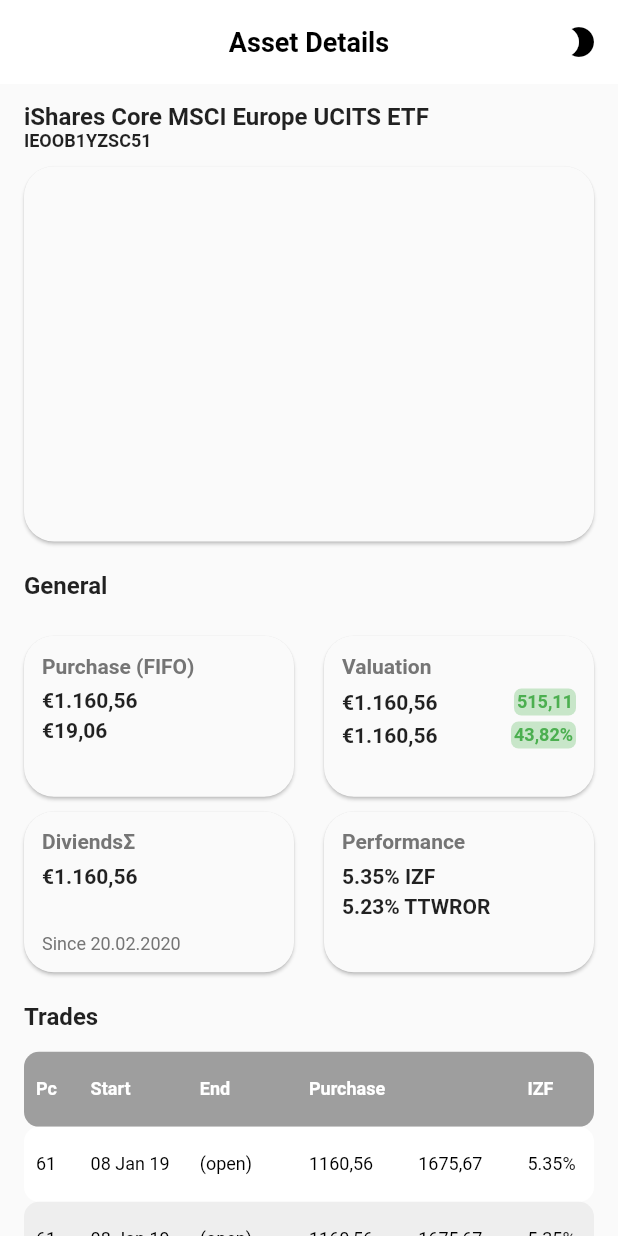
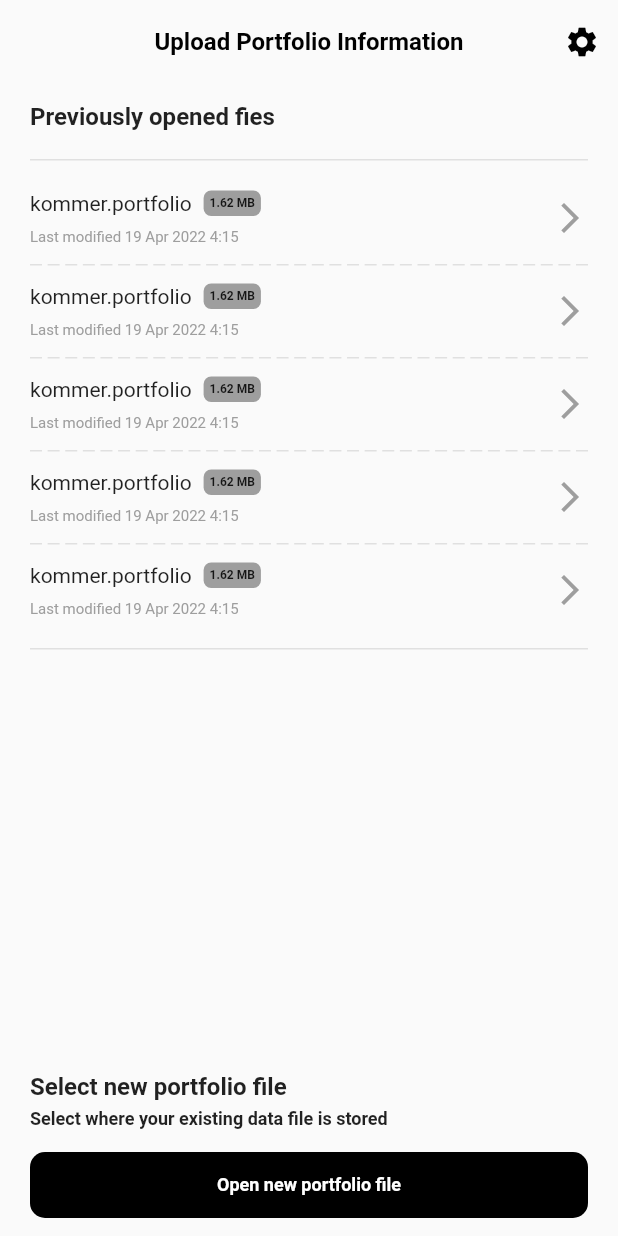
Before and after one commit to abberatfortex/asset_demo, a Flutter app: the screen it shows after launch, on a phone screen of 412 x 824 dp. Run offline on Flutter 3.47's test engine with Material 2 defaults, Android fonts, the phone set to English and light mode, and no system bars; our stand-ins replace flutter_svg, get.

Commit message:
New screen (portfolio information, statement of asset, file password)

```diff
--- a/lib/main.dart
+++ b/lib/main.dart
@@ -1,4 +1,7 @@
 import 'package:asset_demo/screens/asset_details.dart';
+import 'package:asset_demo/screens/file_password.dart';
+import 'package:asset_demo/screens/portfolio_information.dart';
+import 'package:asset_demo/screens/statement_of_assets.dart';
 import 'package:flutter/material.dart';
 import 'package:get/get.dart';
 
@@ -16,16 +19,16 @@
       debugShowCheckedModeBanner: false,
       theme: ThemeData(
           brightness: Brightness.light,
-          appBarTheme: AppBarTheme(color: Colors.white, titleTextStyle: TextStyle(color: Colors.black, fontWeight: FontWeight.bold, fontSize: 18), iconTheme: IconThemeData(color: Colors.black)),
+          appBarTheme: AppBarTheme(color: Colors.grey.shade50, titleTextStyle: TextStyle(color: Colors.black, fontWeight: FontWeight.bold, fontSize: 16), elevation: 0, centerTitle: true, iconTheme: IconThemeData(color: Colors.black)),
           primaryColor: Colors.white),
       darkTheme:  ThemeData(
           scaffoldBackgroundColor: Colors.grey.shade900,
           iconTheme: IconThemeData(color: Colors.white),
           brightness: Brightness.dark,
-          appBarTheme: AppBarTheme(color: Colors.grey.shade900, titleTextStyle: TextStyle(color: Colors.white, fontWeight: FontWeight.bold, fontSize: 18), iconTheme: IconThemeData(color: Colors.white)),
+          appBarTheme: AppBarTheme(color: Colors.grey.shade900, titleTextStyle: TextStyle(color: Colors.white, fontWeight: FontWeight.bold, fontSize: 16), elevation: 0, centerTitle: true, iconTheme: IconThemeData(color: Colors.white)),
         primaryColor: Colors.black),
       themeMode: ThemeMode.system,
-      home: AssetDetails(),
+      home: PortfolioInformation(),
     );
   }
 }
--- a/lib/screens/asset_details.dart
+++ b/lib/screens/asset_details.dart
@@ -1,6 +1,7 @@
 import 'package:asset_demo/widgets/dividend_widget.dart';
 import 'package:asset_demo/widgets/general_widget.dart';
 import 'package:asset_demo/widgets/graph_widget.dart';
+import 'package:asset_demo/widgets/header_widget.dart';
 import 'package:asset_demo/widgets/trades_widget.dart';
 import 'package:flutter/material.dart';
 import 'package:get/get.dart';
@@ -18,36 +19,28 @@
 
 class _AssetDetailsState extends State<AssetDetails> {
 
-  var isDarkMode = false.obs;
-
-  void toggleTheme() {
-    isDarkMode.toggle();
-    Get.changeThemeMode(isDarkMode.value ? ThemeMode.dark : ThemeMode.light);
-  }
 
 
   @override
   Widget build(BuildContext context) {
     return Scaffold(
       appBar: AppBar(title: const Text('Asset Details'), centerTitle: true, elevation: 0,
-        actions: [
-          IconButton(
-            icon: Obx(() => Icon(isDarkMode.value ? Icons.wb_sunny : Icons.brightness_2)),
-            onPressed: toggleTheme,
-          ),
-        ],
       ),
       body: SingleChildScrollView(
         child: Padding(
-          padding: const EdgeInsets.symmetric(vertical: 12.0, horizontal: 16.0),
+          padding: const EdgeInsets.symmetric(vertical: 12.0, horizontal: 20.0),
           child: Column(
             crossAxisAlignment: CrossAxisAlignment.start,
-            children:  const [
+            children:   [
+              HeaderWidget(title: 'iShares Core MSCI Europe UCITS ETF',
+                subTitle: 'IEOOB1YZSC51',),
+              const SizedBox(height: 10),
               GraphWidget(),
               SizedBox(height: 20),
               GeneralWidget(),
               SizedBox(height: 20),
               TradesWidget(),
+              SizedBox(height: 20),
               DividendWidget()
             ],
           ),
--- /dev/null
+++ b/lib/screens/portfolio_information.dart
@@ -0,0 +1,62 @@
+import 'package:asset_demo/screens/settings.dart';
+import 'package:asset_demo/widgets/dash_line_widget.dart';
+import 'package:asset_demo/widgets/header_widget.dart';
+import 'package:asset_demo/widgets/portfolio_widget.dart';
+import 'package:asset_demo/widgets/round_corner_button.dart';
+import 'package:flutter/material.dart';
+
+
+class PortfolioInformation extends StatelessWidget {
+  const PortfolioInformation({Key? key}) : super(key: key);
+
+  @override
+  Widget build(BuildContext context) {
+    return Scaffold(
+      appBar: AppBar(title: Text('Upload Portfolio Information'), centerTitle: true, elevation: 0,
+      actions: [
+        IconButton(
+          icon: Icon(Icons.settings),
+          onPressed: (){
+            Navigator.push(context, MaterialPageRoute(builder: (context)=>Settings()));
+          },
+        ),
+      ],),
+      body: Padding(
+        padding: const EdgeInsets.symmetric(horizontal: 20.0, vertical: 12.0),
+        child: Column(
+          crossAxisAlignment: CrossAxisAlignment.start,
+          children: [
+            Expanded(
+              child: Column(
+                crossAxisAlignment: CrossAxisAlignment.start,
+                children: [
+                  HeaderWidget(title: 'Previously opened fies'),
+                  Container(height: 1.0, width: double.infinity, margin: EdgeInsets.only(bottom: 20), color: Colors.grey.shade300,),
+                  ListView.separated(
+                      shrinkWrap: true,
+                      separatorBuilder: (context, index)=>Padding(
+                        padding: const EdgeInsets.symmetric(vertical: 12.0),
+                        child: DashLineView(fillRate: 0.7,dashColor: Colors.grey.shade300,),
+                      ),
+                      itemCount: 5,
+                      itemBuilder: (context, index) {
+                        return PortfolioWidget(portfolioName: 'kommer.portfolio', size: '1.62 MB', updatedAt: 'Last modified 19 Apr 2022 4:15',);
+                      }
+                  ),
+                  Container(height: 1.0, width: double.infinity, margin: EdgeInsets.symmetric(vertical: 20), color: Colors.grey.shade300,),
+
+                ],
+              ),
+            ),
+            HeaderWidget(title: 'Select new portfolio file', subTitle: 'Select where your existing data file is stored',),
+            // const Text('Select where your existing data file is stored'),
+            const SizedBox(height: 15),
+             RoundCornerButton(buttonText: 'Open new portfolio file')
+
+
+          ],
+        ),
+      ),
+    );
+  }
+}
--- /dev/null
+++ b/lib/widgets/dash_line_widget.dart
@@ -0,0 +1,41 @@
+import 'package:flutter/material.dart';
+
+class DashLineView extends StatelessWidget {
+  final double dashHeight;
+  final double dashWith;
+  final Color dashColor;
+  final double fillRate; // [0, 1] totalDashSpace/totalSpace
+  final Axis direction;
+
+  DashLineView(
+      {this.dashHeight = 1,
+        this.dashWith = 8,
+        this.dashColor = Colors.black,
+        this.fillRate = 0.5,
+        this.direction = Axis.horizontal});
+
+  @override
+  Widget build(BuildContext context) {
+    return LayoutBuilder(
+      builder: (BuildContext context, BoxConstraints constraints) {
+        final boxSize = direction == Axis.horizontal
+            ? constraints.constrainWidth()
+            : constraints.constrainHeight();
+        final dCount = (boxSize * fillRate / dashWith).floor();
+        return Flex(
+          children: List.generate(dCount, (_) {
+            return SizedBox(
+              width: direction == Axis.horizontal ? dashWith : dashHeight,
+              height: direction == Axis.horizontal ? dashHeight : dashWith,
+              child: DecoratedBox(
+                decoration: BoxDecoration(color: dashColor),
+              ),
+            );
+          }),
+          mainAxisAlignment: MainAxisAlignment.spaceBetween,
+          direction: direction,
+        );
+      },
+    );
+  }
+}
--- a/lib/widgets/graph_widget.dart
+++ b/lib/widgets/graph_widget.dart
@@ -14,9 +14,6 @@
     return Column(
       crossAxisAlignment: CrossAxisAlignment.start,
       children: [
-        HeaderWidget(title: 'iShares Core MSCI Europe UCITS ETF',
-          subTitle: 'IEOOB1YZSC51',),
-        const SizedBox(height: 10),
         Material(
           elevation: 1,
           borderRadius: BorderRadius.all(Radius.circular(20)),
--- a/lib/widgets/header_widget.dart
+++ b/lib/widgets/header_widget.dart
@@ -12,6 +12,7 @@
       crossAxisAlignment: CrossAxisAlignment.start,
       children: [
         Text(title ?? '', style: TextStyle(fontSize: 16, fontWeight: FontWeight.bold)),
+        SizedBox(height: 5),
         Text(subTitle ?? '', style: TextStyle(fontSize: 12, fontWeight: FontWeight.w600)),
       ],
     );
--- /dev/null
+++ b/lib/widgets/portfolio_widget.dart
@@ -0,0 +1,41 @@
+import 'package:flutter/material.dart';
+
+
+class PortfolioWidget extends StatelessWidget {
+  String? portfolioName, size, updatedAt;
+   PortfolioWidget({
+     this.portfolioName, this.size, this.updatedAt,
+    super.key,
+  });
+
+  @override
+  Widget build(BuildContext context) {
+    return Row(
+      mainAxisAlignment: MainAxisAlignment.spaceBetween,
+      children: [
+        Column(
+          crossAxisAlignment: CrossAxisAlignment.start,
+          children: [
+            Row(
+              children: [
+                Text(portfolioName ?? '', style: TextStyle(fontSize: 14),),
+                SizedBox(width: 8),
+                Container(
+                  padding: size == null ? EdgeInsets.zero : EdgeInsets.all(4),
+                  decoration: BoxDecoration(
+                      borderRadius: BorderRadius.circular(5),
+                      color: Colors.grey
+                  ),
+                  child: Text(size ?? '', style: TextStyle(fontWeight: FontWeight.bold, fontSize: 8),),
+                ),
+              ],
+            ),
+            SizedBox(height: 8),
+            Text(updatedAt ?? '', style: TextStyle(color: Colors.grey, fontSize: 10),)
+          ],
+        ),
+        Icon(Icons.arrow_forward_ios, color: Colors.grey,)
+      ],
+    );
+  }
+}
--- /dev/null
+++ b/lib/widgets/round_corner_button.dart
@@ -0,0 +1,22 @@
+import 'package:flutter/material.dart';
+
+class RoundCornerButton extends StatelessWidget {
+  String buttonText;
+   RoundCornerButton({
+    required this.buttonText,
+    super.key,
+  });
+
+  @override
+  Widget build(BuildContext context) {
+    return Container(
+      width: MediaQuery.of(context).size.width,
+      padding: const EdgeInsets.symmetric(vertical: 15),
+      decoration: BoxDecoration(
+          borderRadius: BorderRadius.circular(10),
+          color: Theme.of(context).brightness == Brightness.dark ? Color(0xff404050) : Colors.black
+      ),
+      child: Center(child: Text(buttonText, style: TextStyle(color: Colors.white, fontSize: 12, fontWeight: FontWeight.w600),)),
+    );
+  }
+}
--- a/pubspec.yaml
+++ b/pubspec.yaml
@@ -36,6 +36,7 @@
   # Use with the CupertinoIcons class for iOS style icons.
   cupertino_icons: ^1.0.2
   get: any
+  flutter_svg: any
 
 dev_dependencies:
   flutter_test:
@@ -60,8 +61,8 @@
   uses-material-design: true
 
   # To add assets to your application, add an assets section, like this:
-  # assets:
-  #   - images/a_dot_burr.jpeg
+  assets:
+    - assets/images/
   #   - images/a_dot_ham.jpeg
 
   # An image asset can refer to one or more resolution-specific "variants", see
```
Also changed, not shown: lib/screens/file_password.dart (added, +44 -0 lines), lib/screens/settings.dart (added, +32 -0 lines), lib/screens/statement_of_assets.dart (added, +64 -0 lines), lib/widgets/share_data_widget.dart (added, +43 -0 lines), assets/images/green_graph.png (added), assets/images/logo.png (added), assets/images/logo.svg (added), assets/images/red_graph.png (added), pubspec.lock.
